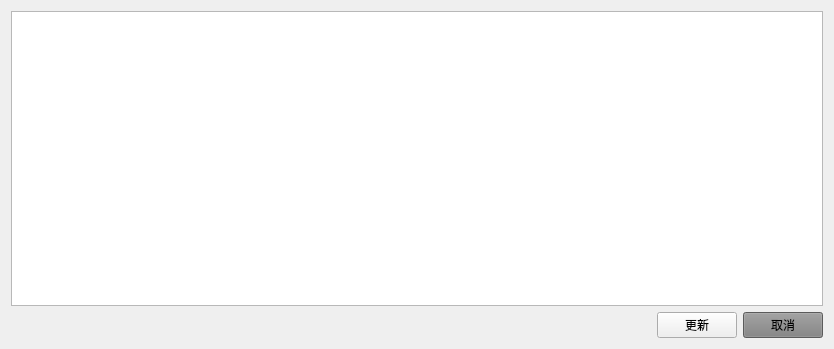
Qt form DownLoadManamger/checkversion.ui (iocout/MYQT) before a commit.
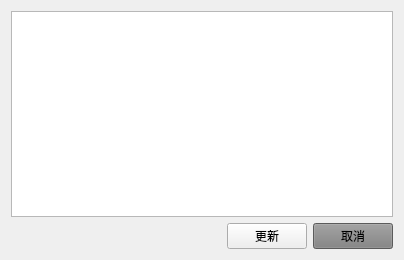
The same form after that commit. Icons and pictures are not drawn.

Patch:
```diff
--- a/DownLoadManamger/checkversion.ui
+++ b/DownLoadManamger/checkversion.ui
@@ -6,8 +6,8 @@
    <rect>
     <x>0</x>
     <y>0</y>
-    <width>834</width>
-    <height>349</height>
+    <width>404</width>
+    <height>260</height>
    </rect>
   </property>
   <property name="windowTitle">
```
